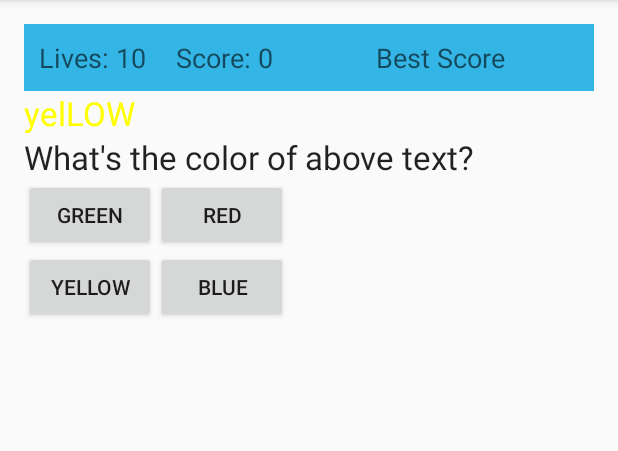
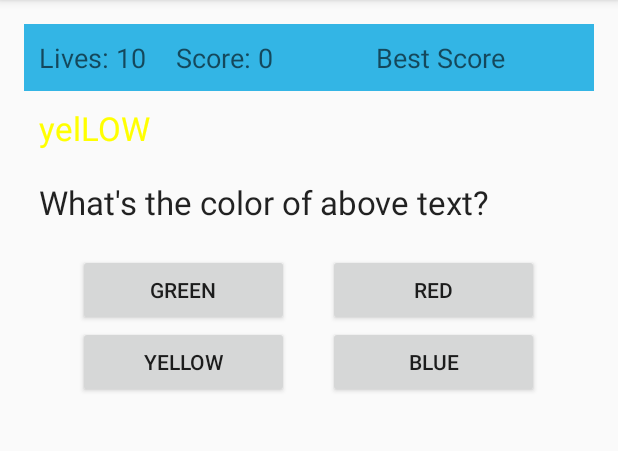
Before and after one commit to ka4tik/ColorTwisterAndroid, an Android app: the screen it shows after launch (ColorTwisterActivity), on a phone screen of 412 x 824 dp, the part 84-535 px from its top. Run offline under Robolectric (Android 15) with nearby library versions, the phone set to English and light mode, and no system bars.

Commit message:
Improved layout (responsive)

```diff
--- a/app/src/main/res/layout-v14/activity_color_twister.xml
+++ b/app/src/main/res/layout-v14/activity_color_twister.xml
@@ -18,6 +18,7 @@
             android:rowCount="1"
             android:columnCount="3"
             android:background="@android:color/holo_blue_light">
+
 
             <TextView
                 android:layout_width="wrap_content"
@@ -65,7 +66,8 @@
                 android:layout_height="wrap_content"
                 android:textAppearance="?android:attr/textAppearanceLarge"
                 android:text="Twister"
-                android:id="@+id/twister" />
+                android:id="@+id/twister"
+                android:layout_margin="10dp" />
         </TableRow>
 
         <TableRow
@@ -78,39 +80,78 @@
                 android:layout_height="wrap_content"
                 android:textAppearance="?android:attr/textAppearanceLarge"
                 android:text="What color is above text ?"
-                android:id="@+id/question" />
+                android:id="@+id/question"
+                android:layout_margin="10dp" />
 
         </TableRow>
 
         <GridLayout
             android:layout_width="fill_parent"
             android:layout_height="fill_parent"
-            android:rowCount="2"
-            android:columnCount="2">
+            android:columnCount="1"
+            android:layout_margin="10dp">
+
+            <LinearLayout
+                android:layout_width="match_parent"
+                android:layout_height="wrap_content" android:orientation="horizontal">
+                <Space
+                    android:layout_width="wrap_content"
+                    android:layout_height="match_parent"
+                    android:layout_weight="1" />
 
                 <Button
                     android:layout_width="wrap_content"
                     android:layout_height="wrap_content"
                     android:text="Green"
-                android:id="@+id/green" />
-
+                    android:id="@+id/green"
+                    android:layout_weight="2"/>
+                <Space
+                    android:layout_width="wrap_content"
+                    android:layout_height="match_parent"
+                    android:layout_weight="1" />
                 <Button
                     android:layout_width="wrap_content"
                     android:layout_height="wrap_content"
                     android:text="Red"
-                android:id="@+id/red" />
+                    android:id="@+id/red"
+                    android:layout_weight="2"/>
+                <Space
+                    android:layout_width="wrap_content"
+                    android:layout_height="match_parent"
+                    android:layout_weight="1" />
+            </LinearLayout>
 
+
+
+            <LinearLayout
+                android:layout_width="match_parent"
+                android:layout_height="wrap_content" android:orientation="horizontal">
+                <Space
+                    android:layout_width="wrap_content"
+                    android:layout_height="match_parent"
+                    android:layout_weight="1" />
                 <Button
                     android:layout_width="wrap_content"
                     android:layout_height="wrap_content"
                     android:text="Yellow"
-                android:id="@+id/yellow" />
-
+                    android:id="@+id/yellow"
+                    android:layout_weight="2"/>
+                <Space
+                    android:layout_width="wrap_content"
+                    android:layout_height="match_parent"
+                    android:layout_weight="1" />
                 <Button
                     android:layout_width="wrap_content"
                     android:layout_height="wrap_content"
                     android:text="Blue"
-                android:id="@+id/blue" />
+                    android:id="@+id/blue"
+                    android:layout_weight="2"/>
+                <Space
+                    android:layout_width="wrap_content"
+                    android:layout_height="match_parent"
+                    android:layout_weight="1" />
+            </LinearLayout>
+
         </GridLayout>
 
     </TableLayout>
```
Lines whose indentation alone changed are shown as unchanged.
